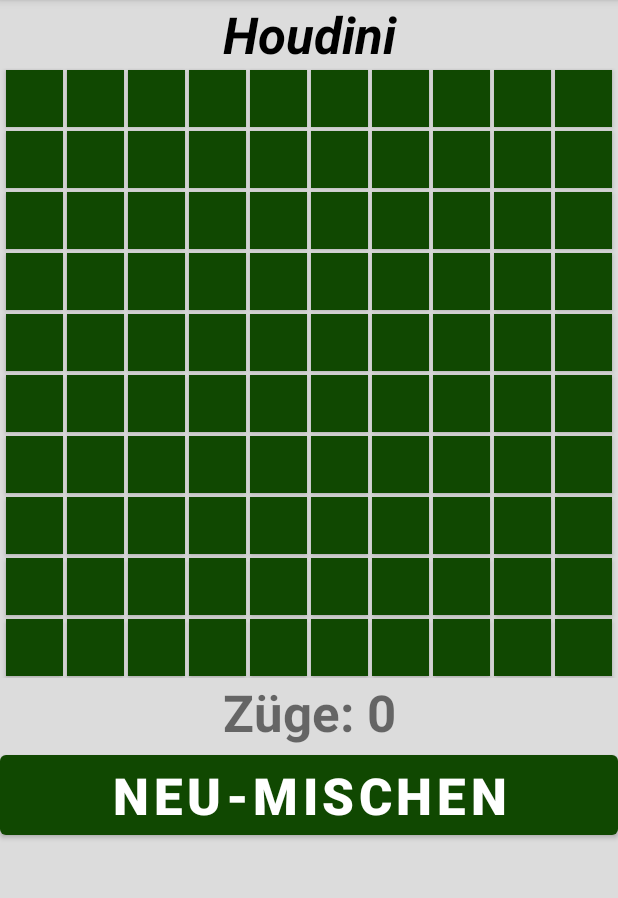
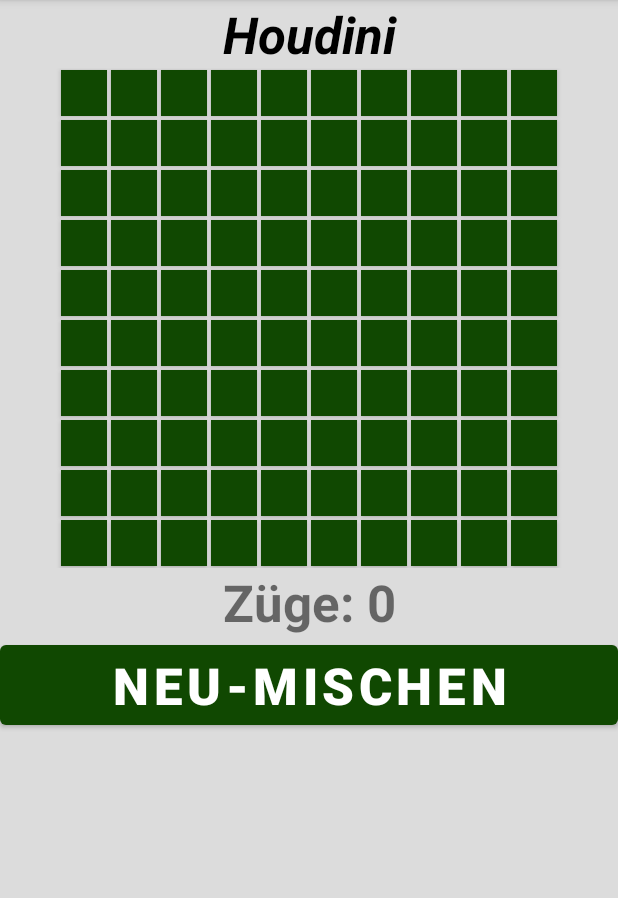
Before and after one commit to EyesOnly5x5/BrainMerlin, an Android app: the ZauberActivity screen opened directly, with no data from a screen before it, after a tap on "MISCHEN", on a phone screen of 412 x 824 dp, the part 84-982 px from its top. Run offline under Robolectric (Android 15) with nearby library versions, the phone set to English and light mode, and no system bars.

Commit message:
Spielfäche neugestalltet 3

```diff
--- a/app/src/main/java/de/eyesonly5x5/brainmerlin/ZauberActivity.java
+++ b/app/src/main/java/de/eyesonly5x5/brainmerlin/ZauberActivity.java
@@ -23,13 +23,16 @@ public class ZauberActivity extends AppCompatActivity {
     protected void onCreate(Bundle savedInstanceState) {
         final int[] oldID = {-1};
         int margin = 2;
+        int buttonSize;
         super.onCreate(savedInstanceState);
         setContentView(daten.getActivity());
         // daten.setMyContext( this );
         BUTTON_IDS = daten.getButtonIDs();
         anzahlButtZeile = (int)Math.sqrt(BUTTON_IDS.length);
         TextView AusGtmp = findViewById(R.id.Kopf);
+        AusGtmp.setText( daten.getWoMischen() );
         AusGtmp.setTextSize( daten.getMetrics().pxToDp((int)(AusGtmp.getTextSize()*daten.getMetrics().getFaktor())) );
+        buttonSize = daten.getMetrics().getButtonSize( (int)Math.sqrt( BUTTON_IDS.length ), margin ) * 13 / 16;
 
         for(int id : BUTTON_IDS) {
             Button button;
@@ -55,8 +58,8 @@ public class ZauberActivity extends AppCompatActivity {
             });
             RelativeLayout.LayoutParams lP = (RelativeLayout.LayoutParams) button.getLayoutParams();
             lP.setMargins( margin, margin, margin, margin);
-            lP.width = daten.getMetrics().getButtonSize( (int)Math.sqrt( BUTTON_IDS.length ), margin );
-            lP.height = daten.getMetrics().getButtonSize( (int)Math.sqrt( BUTTON_IDS.length ), margin );
+            lP.width = buttonSize;
+            lP.height = buttonSize;
             daten.addButton(button);
         }
     }
```
